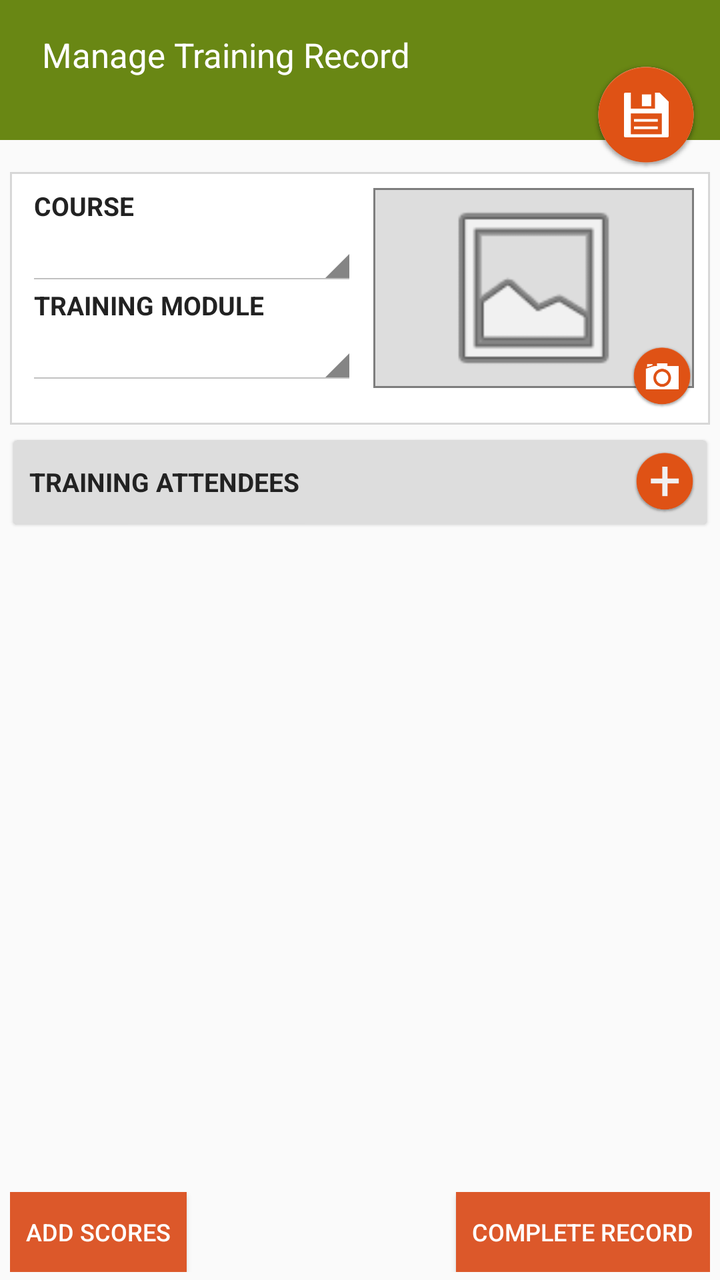
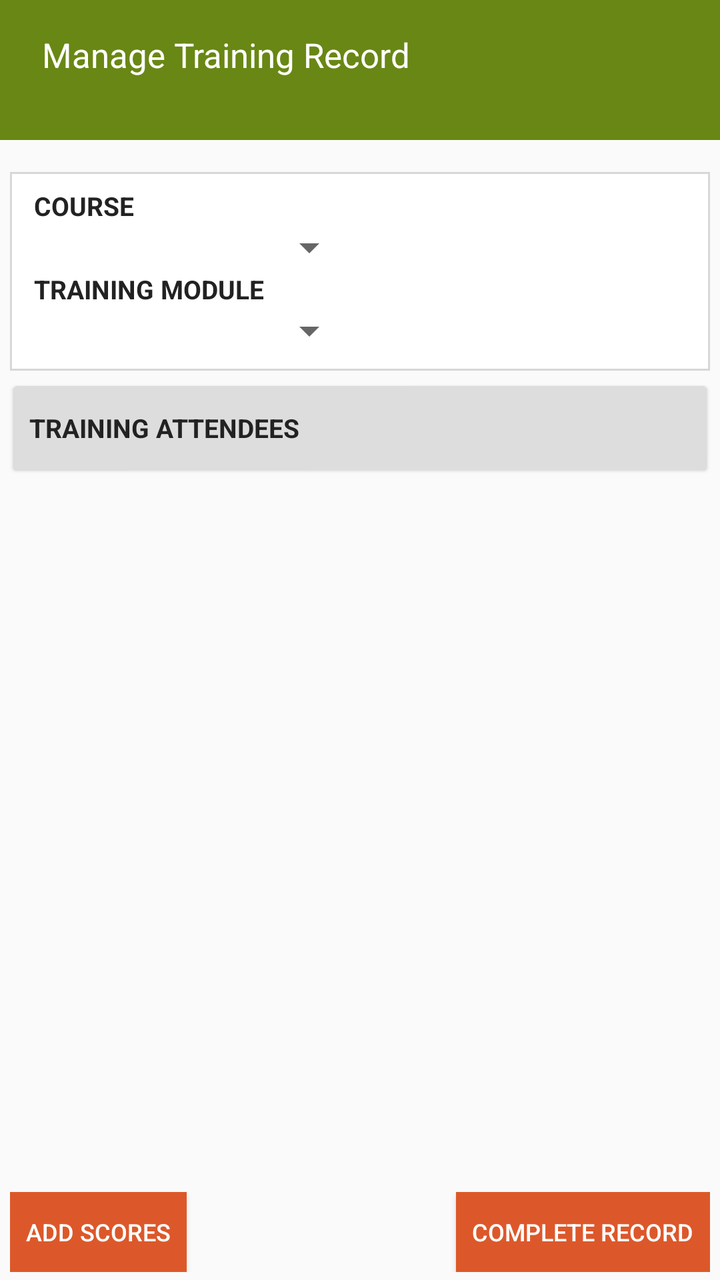

Two renders of the same Android screen: before a commit and after it. Below are the layout's source before the change and the commit's diff.
<!-- AndroidManifest.xml: application theme AppCompactTheme -->
<!-- res/layout/activity_training_record.xml -->
<?xml version="1.0" encoding="utf-8"?>
<RelativeLayout xmlns:android="http://schemas.android.com/apk/res/android"
    xmlns:tools="http://schemas.android.com/tools"
    android:layout_width="match_parent"
    android:layout_height="match_parent"
    xmlns:card_view="http://schemas.android.com/apk/res-auto"
    android:background="@color/ofis_page_background"
    tools:context="com.olam.digital.ofis.TrainingRecord">

    <ImageView
        android:layout_width="match_parent"
        android:layout_height="70dp"
        android:id="@+id/topSectionBackground"
        android:background="@color/ofis_farmer_screen_actions_background"
        android:contentDescription="@string/cd_topSectionColour" />


    
    <LinearLayout
        android:orientation="vertical"
        android:layout_width="match_parent"
        android:layout_height="wrap_content"
        android:id="@+id/trainingRecordData"
        android:paddingTop="@dimen/activity_vertical_margin"
        android:paddingBottom="@dimen/ofis_small_pad"
        android:paddingLeft="@dimen/ofis_bottom_section_padding_horizontal"
        android:paddingRight="@dimen/ofis_bottom_section_padding_horizontal"
        android:layout_below="@+id/topSectionBackground">

        <LinearLayout
            android:orientation="horizontal"
            android:layout_width="match_parent"
            android:layout_height="wrap_content"
            android:paddingLeft="@dimen/ofis_med_pad"
            android:paddingRight="@dimen/ofis_med_pad"
            android:paddingBottom="@dimen/ofis_med_pad"
            android:paddingTop="@dimen/ofis_med_pad"
            android:background="@drawable/border_white_background"
            android:weightSum="8"
            android:baselineAligned="false">

            <LinearLayout
                android:orientation="vertical"
                android:layout_width="0dp"
                android:layout_height="wrap_content"
                android:baselineAligned="false"
                android:layout_weight="3.97">

                <TextView
                    android:layout_width="wrap_content"
                    android:layout_height="wrap_content"
                    android:textColor="@color/ofis_base_font_dark"
                    android:text="@string/select_course"
                    android:textSize="@dimen/ofis_small_text"
                    android:paddingLeft="@dimen/ofis_small_pad"
                    android:textStyle="bold"
                    android:textAllCaps="true"/>

                <Spinner
                    android:layout_width="match_parent"
                    android:layout_height="wrap_content"
                    android:id="@+id/spinner_course"
                    android:hint="@string/please_select"
                    android:nextFocusDown="@+id/spinner_training_module" />

                <TextView
                    android:layout_width="wrap_content"
                    android:layout_height="wrap_content"
                    android:textColor="@color/ofis_base_font_dark"
                    android:text="@string/select_training_module"
                    android:textSize="@dimen/ofis_small_text"
                    android:paddingLeft="@dimen/ofis_small_pad"
                    android:textStyle="bold"
                    android:textAllCaps="true"/>

                <Spinner
                    android:layout_width="match_parent"
                    android:layout_height="wrap_content"
                    android:id="@+id/spinner_training_module"
                    android:hint="@string/please_select" />

            </LinearLayout>

            <RelativeLayout
                android:orientation="horizontal"
                android:layout_width="0dp"
                android:layout_height="wrap_content"
                android:id="@+id/wrapper_trainingPhoto"
                android:paddingLeft="@dimen/ofis_med_pad"
                android:layout_weight="4.03">

                <ImageView
                    android:layout_width="match_parent"
                    android:layout_height="wrap_content"
                    android:maxHeight="100dp"
                    android:id="@+id/trainingPhoto"
                    android:contentDescription="@string/Farmer_Photo"
                    android:src="@android:drawable/ic_menu_gallery"
                    android:background="@drawable/border"
                    android:adjustViewBounds="true"
                    android:scaleType="fitCenter" />

                <ImageButton
                    android:layout_width="@dimen/standard_button_width_height"
                    android:layout_height="@dimen/standard_button_width_height"
                    android:id="@+id/trainingPhotoActionButton"
                    android:contentDescription="@string/Camera"
                    android:src="@drawable/ic_actionbutton_camera"
                    android:adjustViewBounds="false"
                    android:background="@android:color/transparent"
                    android:scaleType="fitStart"
                    android:layout_below="@+id/trainingPhoto"
                    android:layout_alignRight="@+id/trainingPhoto"
                    android:layout_marginTop="-22dp"/>
            </RelativeLayout>

        </LinearLayout>



    </LinearLayout>

    <android.support.v7.widget.CardView
        android:layout_width="match_parent"
        android:layout_height="wrap_content"
        android:id="@+id/trainingAttendeesHeader"
        android:layout_marginBottom="@dimen/home_activity_vertical_margin"
        android:layout_marginLeft="@dimen/ofis_small_pad"
        android:layout_marginRight="@dimen/ofis_small_pad"
        android:layout_below="@+id/trainingRecordData"
        card_view:cardBackgroundColor="@color/ofis_actionbar_background"
        card_view:cardElevation="1dp"
        card_view:cardUseCompatPadding="true">

        <LinearLayout
            android:layout_width="match_parent"
            android:layout_height="wrap_content"
            android:orientation="horizontal"
            android:paddingTop="@dimen/ofis_bottom_section_padding_horizontal"
            android:paddingBottom="@dimen/ofis_bottom_section_padding_horizontal"
            android:weightSum="7">

            <TextView
                android:layout_width="0dp"
                android:layout_height="match_parent"
                android:layout_weight="7"
                android:text="@string/TrainingAttendees"
                android:id="@+id/AddTrainingAttendeesTitle"
                android:textColor="@color/ofis_base_font_dark"
                android:paddingLeft="@dimen/ofis_med_pad"
                android:gravity="center_vertical"
                android:textAllCaps="true"
                android:textStyle="bold"
                android:textSize="@dimen/ofis_small_text"
                android:maxLines="1" />

            <ImageButton
                android:layout_width="@dimen/standard_button_width_height"
                android:layout_height="@dimen/standard_button_width_height"
                android:id="@+id/addTrainingAttendees"
                android:src="@drawable/ic_ofis_add"
                android:scaleType="fitXY"
                android:background="@android:color/transparent"
                android:layout_marginRight="@dimen/ofis_bottom_section_padding_horizontal"
                android:contentDescription="@string/Add"
                />

        </LinearLayout>
    </android.support.v7.widget.CardView>

    <ListView
        android:layout_width="match_parent"
        android:layout_height="wrap_content"
        android:id="@+id/list"
        android:divider="@android:color/transparent"
        android:layout_below="@+id/trainingAttendeesHeader"
        android:layout_above="@+id/buttonContainer"
        android:paddingBottom="@dimen/ofis_list_itemseparator"
        android:dividerHeight="0dp" />

    
    <RelativeLayout
        android:layout_width="match_parent"
        android:layout_height="wrap_content"
        android:orientation="horizontal"
        android:id="@+id/buttonContainer"
        android:layout_alignParentBottom="true"
        android:paddingBottom="@dimen/ofis_list_itemseparator"
        android:paddingRight="@dimen/ofis_bottom_section_padding_horizontal"
        android:paddingLeft="@dimen/ofis_bottom_section_padding_horizontal">

        <Button
            android:layout_width="wrap_content"
            android:layout_height="@dimen/text_button_width_height"
            android:text="@string/add_attendee_scores"
            android:textAllCaps="true"
            android:background="@color/ofis_action_button_background"
            android:textColor="@color/ofis_base_font_white"
            android:paddingLeft="@dimen/ofis_med_pad"
            android:paddingRight="@dimen/ofis_med_pad"
            android:textSize="@dimen/ofis_micro_text"
            android:id="@+id/addAttendeeScores"
            android:layout_alignParentLeft="true"/>

        <Button
            android:layout_width="wrap_content"
            android:layout_height="@dimen/text_button_width_height"
            android:text="@string/complete_record"
            android:textAllCaps="true"
            android:background="@color/ofis_action_button_background"
            android:textColor="@color/ofis_base_font_white"
            android:paddingLeft="@dimen/ofis_med_pad"
            android:paddingRight="@dimen/ofis_med_pad"
            android:textSize="@dimen/ofis_micro_text"
            android:id="@+id/completeTrainingRecord"
            android:layout_alignParentRight="true"
            tools:ignore="RelativeOverlap" />

    </RelativeLayout>

    
    <LinearLayout
        android:orientation="horizontal"
        android:layout_width="match_parent"
        android:layout_height="wrap_content"
        android:id="@+id/topSection"
        android:baselineAligned="false"
        android:paddingBottom="0dp"
        android:layout_margin="0dp"
        android:weightSum="10">

        
        <LinearLayout
            android:orientation="vertical"
            android:layout_width="0dp"
            android:layout_height="wrap_content"
            android:layout_weight="8"
            android:paddingLeft="@dimen/activity_horizontal_margin"
            android:paddingTop="@dimen/activity_vertical_margin"
            android:paddingRight="@dimen/activity_horizontal_margin"
            android:paddingBottom="@dimen/activity_vertical_margin">

            <TextView
                android:layout_width="match_parent"
                android:layout_height="wrap_content"
                android:text="@string/TrainingRecordTitle"
                android:id="@+id/ViewTrainingRecordTitle"
                android:textColor="@color/ofis_base_font_white"
                android:paddingRight="0dp"
                android:paddingLeft="5dp"
                android:textSize="@dimen/ofis_large_text"
                android:maxLines="1" />

        </LinearLayout>
        
        <RelativeLayout
            android:orientation="horizontal"
            android:layout_width="0dp"
            android:layout_height="85dp"
            android:layout_weight="2"
            android:paddingTop="25dp"
            android:paddingLeft="0dp"
            android:paddingRight="10dp">

            <ImageButton
                android:layout_width="wrap_content"
                android:layout_height="wrap_content"
                android:id="@+id/saveTrainingRecord"
                android:src="@drawable/ic_actionbutton_save"
                android:scaleType="center"
                android:background="@android:color/transparent"
                android:contentDescription="@string/Save"
                android:layout_alignParentBottom="true"
                android:layout_alignParentRight="true"
                />

        </RelativeLayout>

    </LinearLayout>

</RelativeLayout>
<!-- resources referenced by this layout -->
<resources>
  <color name="ofis_action_button_background">#dc582a</color>
  <color name="ofis_actionbar_background">#dddddd</color>
  <color name="ofis_base_font_dark">#222222</color>
  <color name="ofis_base_font_white">#ffffff</color>
  <color name="ofis_farmer_screen_actions_background">#698714</color>
  <color name="ofis_page_background">#fffafafa</color>
  <dimen name="activity_horizontal_margin">16dp</dimen>
  <dimen name="activity_vertical_margin">16dp</dimen>
  <dimen name="home_activity_vertical_margin">8dp</dimen>
  <dimen name="ofis_bottom_section_padding_horizontal">5dp</dimen>
  <dimen name="ofis_large_text">17sp</dimen>
  <dimen name="ofis_list_itemseparator">4dp</dimen>
  <dimen name="ofis_med_pad">8dp</dimen>
  <dimen name="ofis_micro_text">12sp</dimen>
  <dimen name="ofis_small_pad">4dp</dimen>
  <dimen name="ofis_small_text">13sp</dimen>
  <dimen name="standard_button_width_height">32dp</dimen>
  <dimen name="text_button_width_height">40dp</dimen>
  <string name="Add">Add</string>
  <string name="Camera">Camera</string>
  <string name="Farmer_Photo">Farmer Photo</string>
  <string name="Save">Save</string>
  <string name="TrainingAttendees">Training Attendees</string>
  <string name="TrainingRecordTitle">Manage Training Record</string>
  <string name="add_attendee_scores">Add Scores</string>
  <string name="cd_topSectionColour">Coloured background for section</string>
  <string name="complete_record">Complete Record</string>
  <string name="please_select">Please Select</string>
  <string name="select_course">Course</string>
  <string name="select_training_module">Training Module</string>
  <style name="AppCompactTheme" parent="Theme.AppCompat.Light">
          
          <item name="android:spinnerStyle">@android:style/Widget.Holo.Light.Spinner</item>
          <item name="android:spinnerItemStyle">@style/SpinnerItem</item>
          <item name="android:spinnerDropDownItemStyle">@style/SpinnerItem.DropDownItem</item>
          <item name="android:dropDownListViewStyle">@style/StandardSpinner</item>
          <item name="android:actionBarStyle">@style/AppTheme.ActionBarStyle</item>
      </style>
  <color name="ofis_consent_statement_background">@color/ofis_actionbar_background</color>
  <color name="ofis_repeater_item_border">#7d7d7d</color>
  <color name="ofis_input_field_separator">#26000000</color>
  <style name="SpinnerItem" parent="Widget.AppCompat.TextView.SpinnerItem">
          <item name="android:textColor">@color/ofis_base_font_white</item>
          <item name="android:textSize">@dimen/ofis_spinner_text</item>
      </style>
  <style name="SpinnerItem.DropDownItem" parent="Widget.AppCompat.Light.DropDownItem.Spinner">
          <item name="android:textColor">@color/ofis_text_field</item>
          <item name="android:background">@color/ofis_spinner_item_background</item>
      </style>
  <style name="StandardSpinner" parent="Widget.AppCompat.ListView.DropDown">
          <item name="android:dividerHeight">@dimen/ofis_spinner_itemseparator</item>
          <item name="android:divider">@color/ofis_spinner_divider</item>
      </style>
  <style name="AppTheme.ActionBarStyle" parent="Theme.AppCompat.Light">
          <item name="android:titleTextStyle">@style/AppTheme.ActionBar.TitleTextStyle</item>
      </style>
  <dimen name="ofis_spinner_text">14sp</dimen>
  <color name="ofis_text_field">#DE000000</color>
  <color name="ofis_spinner_item_background">@color/ofis_actionbar_background</color>
  <dimen name="ofis_spinner_itemseparator">1dp</dimen>
  <color name="ofis_spinner_divider">#ff333333</color>
  <style name="AppTheme.ActionBar.TitleTextStyle" parent="android:TextAppearance">
          <item name="android:textSize">@dimen/ofis_med_text</item>
      </style>
  <dimen name="ofis_med_text">15sp</dimen>
  <!-- unchanged entries left out for length: 5 -->
</resources>

<!-- the commit's change to res/layout/activity_training_record.xml (unified diff, before → after) -->
@@ -95,7 +95,7 @@
                     android:maxHeight="100dp"
                     android:id="@+id/trainingPhoto"
                     android:contentDescription="@string/Farmer_Photo"
-                    android:src="@android:drawable/ic_menu_gallery"
+                    card_view:srcCompat="@android:drawable/ic_menu_gallery"
                     android:background="@drawable/border"
                     android:adjustViewBounds="true"
                     android:scaleType="fitCenter" />
@@ -105,7 +105,7 @@
                     android:layout_height="@dimen/standard_button_width_height"
                     android:id="@+id/trainingPhotoActionButton"
                     android:contentDescription="@string/Camera"
-                    android:src="@drawable/ic_actionbutton_camera"
+                    card_view:srcCompat="@drawable/ic_actionbutton_camera"
                     android:adjustViewBounds="false"
                     android:background="@android:color/transparent"
                     android:scaleType="fitStart"
@@ -120,7 +120,7 @@
 
     </LinearLayout>
 
-    <android.support.v7.widget.CardView
+    <androidx.cardview.widget.CardView
         android:layout_width="match_parent"
         android:layout_height="wrap_content"
         android:id="@+id/trainingAttendeesHeader"
@@ -158,7 +158,7 @@
                 android:layout_width="@dimen/standard_button_width_height"
                 android:layout_height="@dimen/standard_button_width_height"
                 android:id="@+id/addTrainingAttendees"
-                android:src="@drawable/ic_ofis_add"
+                card_view:srcCompat="@drawable/ic_ofis_add"
                 android:scaleType="fitXY"
                 android:background="@android:color/transparent"
                 android:layout_marginRight="@dimen/ofis_bottom_section_padding_horizontal"
@@ -166,7 +166,7 @@
                 />
 
         </LinearLayout>
-    </android.support.v7.widget.CardView>
+    </androidx.cardview.widget.CardView>
 
     <ListView
         android:layout_width="match_parent"
@@ -266,7 +266,7 @@
                 android:layout_width="wrap_content"
                 android:layout_height="wrap_content"
                 android:id="@+id/saveTrainingRecord"
-                android:src="@drawable/ic_actionbutton_save"
+                card_view:srcCompat="@drawable/ic_actionbutton_save"
                 android:scaleType="center"
                 android:background="@android:color/transparent"
                 android:contentDescription="@string/Save"
<!-- resource entries referenced after the edit -->
@@ -32,11 +32,13 @@
   <string name="select_training_module">Training Module</string>
   <style name="AppCompactTheme" parent="Theme.AppCompat.Light">
           
-          <item name="android:spinnerStyle">@android:style/Widget.Holo.Light.Spinner</item>
+          <item name="spinnerStyle">@android:style/Widget.Holo.Light.Spinner</item>
           <item name="android:spinnerItemStyle">@style/SpinnerItem</item>
-          <item name="android:spinnerDropDownItemStyle">@style/SpinnerItem.DropDownItem</item>
-          <item name="android:dropDownListViewStyle">@style/StandardSpinner</item>
-          <item name="android:actionBarStyle">@style/AppTheme.ActionBarStyle</item>
+          <item name="spinnerDropDownItemStyle">@style/SpinnerItem.DropDownItem</item>
+          <item name="dropDownListViewStyle">@style/StandardSpinner</item>
+  
+          <item name="actionBarStyle">@style/AppTheme.ActionBarStyle</item>
+  
       </style>
   <color name="ofis_consent_statement_background">@color/ofis_actionbar_background</color>
   <color name="ofis_repeater_item_border">#7d7d7d</color>
@@ -47,14 +49,14 @@
       </style>
   <style name="SpinnerItem.DropDownItem" parent="Widget.AppCompat.Light.DropDownItem.Spinner">
           <item name="android:textColor">@color/ofis_text_field</item>
-          <item name="android:background">@color/ofis_spinner_item_background</item>
+          <item name="background">@color/ofis_spinner_item_background</item>
       </style>
   <style name="StandardSpinner" parent="Widget.AppCompat.ListView.DropDown">
           <item name="android:dividerHeight">@dimen/ofis_spinner_itemseparator</item>
-          <item name="android:divider">@color/ofis_spinner_divider</item>
+          <item name="divider">@color/ofis_spinner_divider</item>
       </style>
   <style name="AppTheme.ActionBarStyle" parent="Theme.AppCompat.Light">
-          <item name="android:titleTextStyle">@style/AppTheme.ActionBar.TitleTextStyle</item>
+          <item name="titleTextStyle">@style/AppTheme.ActionBar.TitleTextStyle</item>
       </style>
   <dimen name="ofis_spinner_text">14sp</dimen>
   <color name="ofis_text_field">#DE000000</color>
@@ -62,9 +64,9 @@
   <dimen name="ofis_spinner_itemseparator">1dp</dimen>
   <color name="ofis_spinner_divider">#ff333333</color>
   <style name="AppTheme.ActionBar.TitleTextStyle" parent="android:TextAppearance">
-          <item name="android:textSize">@dimen/ofis_med_text</item>
+          <item name="android:textSize">@dimen/ofis_large_text</item>
+          <item name="android:textStyle">bold</item>
       </style>
-  <dimen name="ofis_med_text">15sp</dimen>
   <!-- unchanged entries left out for length: 5 -->
 </resources>
 
